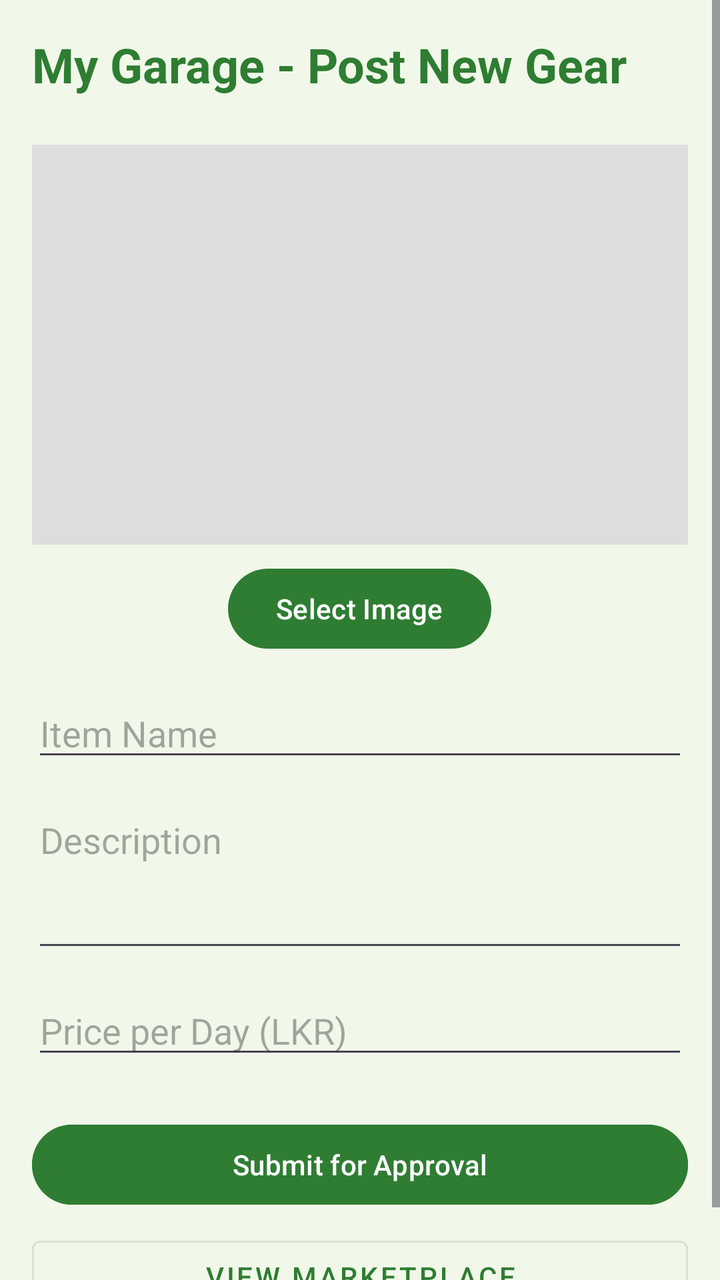
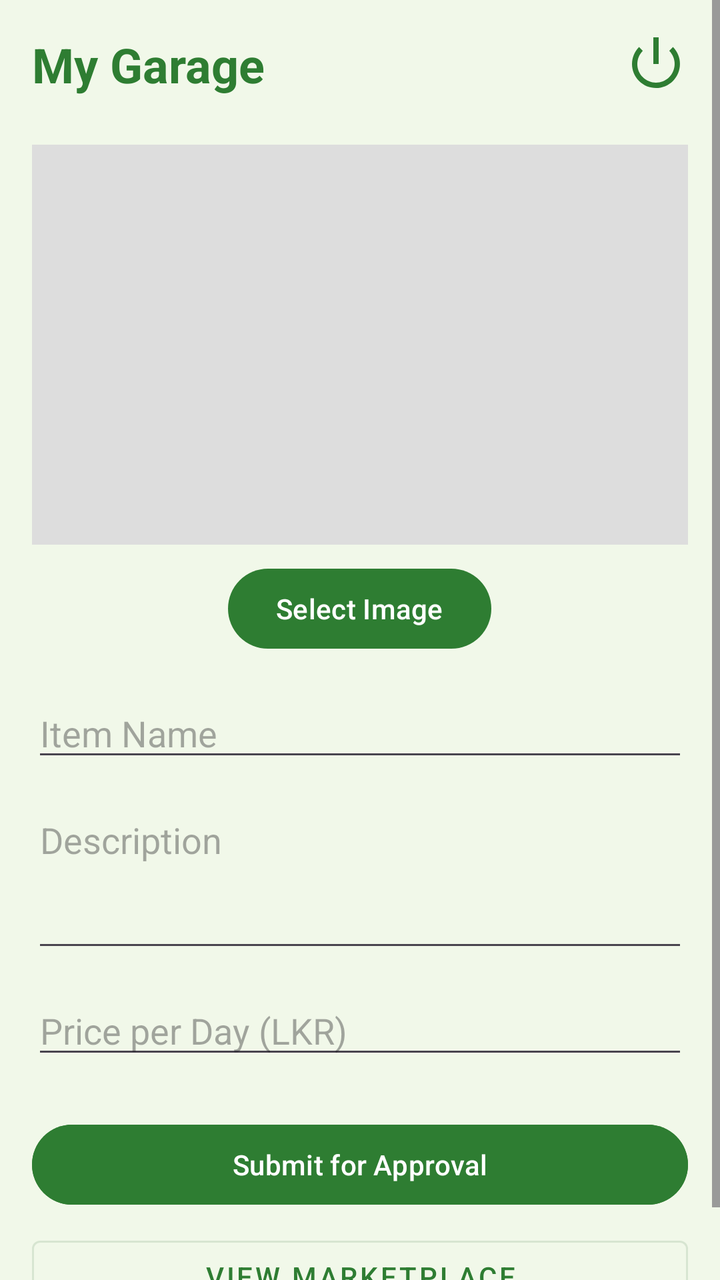

Two renders of the same Android screen: before a commit and after it. Below are the layout's source before the change and the commit's diff.
<!-- AndroidManifest.xml: application theme Theme.TripBadu -->
<!-- res/layout/activity_vip_dashboard.xml -->
<?xml version="1.0" encoding="utf-8"?>
<ScrollView xmlns:android="http://schemas.android.com/apk/res/android"
    xmlns:app="http://schemas.android.com/apk/res-auto"
    android:layout_width="match_parent"
    android:layout_height="match_parent"
    android:background="@color/background">

    <LinearLayout
        android:layout_width="match_parent"
        android:layout_height="wrap_content"
        android:orientation="vertical"
        android:padding="16dp">

        <TextView
            android:layout_width="wrap_content"
            android:layout_height="wrap_content"
            android:text="My Garage - Post New Gear"
            android:textSize="24sp"
            android:textStyle="bold"
            android:textColor="@color/primary"
            android:layout_marginBottom="24dp"/>

        <ImageView
            android:id="@+id/ivAdPreview"
            android:layout_width="match_parent"
            android:layout_height="200dp"
            android:scaleType="centerCrop"
            android:background="#DDDDDD"
            android:layout_marginBottom="8dp"
            android:contentDescription="Gear Preview"/>

        <Button
            android:id="@+id/btnSelectImage"
            android:layout_width="wrap_content"
            android:layout_height="wrap_content"
            android:text="Select Image"
            android:layout_gravity="center_horizontal"
            android:layout_marginBottom="16dp"/>

        <EditText
            android:id="@+id/etAdName"
            android:layout_width="match_parent"
            android:layout_height="wrap_content"
            android:hint="Item Name"
            android:layout_marginBottom="12dp"/>

        <EditText
            android:id="@+id/etAdDesc"
            android:layout_width="match_parent"
            android:layout_height="wrap_content"
            android:hint="Description"
            android:minLines="3"
            android:gravity="top"
            android:layout_marginBottom="12dp"/>

        <EditText
            android:id="@+id/etAdPrice"
            android:layout_width="match_parent"
            android:layout_height="wrap_content"
            android:hint="Price per Day (LKR)"
            android:inputType="numberDecimal"
            android:layout_marginBottom="24dp"/>

        <Button
            android:id="@+id/btnSubmitAd"
            android:layout_width="match_parent"
            android:layout_height="wrap_content"
            android:text="Submit for Approval"
            android:backgroundTint="@color/primary"/>

        <Button
            android:id="@+id/btnGoHome"
            android:layout_width="match_parent"
            android:layout_height="wrap_content"
            android:text="View Marketplace"
            style="@style/Widget.MaterialComponents.Button.OutlinedButton"
            android:layout_marginTop="8dp"/>

    </LinearLayout>
</ScrollView>
<!-- resources referenced by this layout -->
<resources>
  <color name="background">#F1F8E9</color>
  <color name="primary">#2E7D32</color>
  <style name="Theme.TripBadu" parent="Base.Theme.TripBadu" />
  <style name="Base.Theme.TripBadu" parent="Theme.Material3.DayNight.NoActionBar">
          
          <item name="colorPrimary">@color/primary</item>
          <item name="colorPrimaryVariant">@color/primary_variant</item>
          <item name="colorOnPrimary">@color/on_primary</item>
          <item name="colorSecondary">@color/secondary</item>
          <item name="colorSecondaryVariant">@color/secondary_variant</item>
          <item name="colorOnSecondary">@color/on_secondary</item>
          <item name="android:windowBackground">@color/background</item>
          <item name="colorSurface">@color/surface</item>
          <item name="colorOnSurface">@color/on_surface</item>
      </style>
  <color name="primary_variant">#1B5E20</color>
  <color name="on_primary">#FFFFFF</color>
  <color name="secondary">#81C784</color>
  <color name="secondary_variant">#4CAF50</color>
  <color name="on_secondary">#000000</color>
  <color name="surface">#FFFFFF</color>
  <color name="on_surface">#1B5E20</color>
</resources>

<!-- the commit's change to res/layout/activity_vip_dashboard.xml (unified diff, before → after) -->
@@ -11,14 +11,32 @@
         android:orientation="vertical"
         android:padding="16dp">
 
-        <TextView
-            android:layout_width="wrap_content"
+        <RelativeLayout
+            android:layout_width="match_parent"
             android:layout_height="wrap_content"
-            android:text="My Garage - Post New Gear"
-            android:textSize="24sp"
-            android:textStyle="bold"
-            android:textColor="@color/primary"
-            android:layout_marginBottom="24dp"/>
+            android:layout_marginBottom="24dp">
+
+            <TextView
+                android:layout_width="wrap_content"
+                android:layout_height="wrap_content"
+                android:text="My Garage"
+                android:textSize="24sp"
+                android:textStyle="bold"
+                android:textColor="@color/primary" />
+
+            <ImageView
+                android:id="@+id/ivVipLogout"
+                android:layout_width="32dp"
+                android:layout_height="32dp"
+                android:src="@android:drawable/ic_lock_power_off"
+                android:contentDescription="Logout"
+                android:layout_alignParentEnd="true"
+                android:layout_centerVertical="true"
+                app:tint="@color/primary"
+                android:clickable="true"
+                android:focusable="true"
+                android:background="?attr/selectableItemBackgroundBorderless"/>
+        </RelativeLayout>
 
         <ImageView
             android:id="@+id/ivAdPreview"
